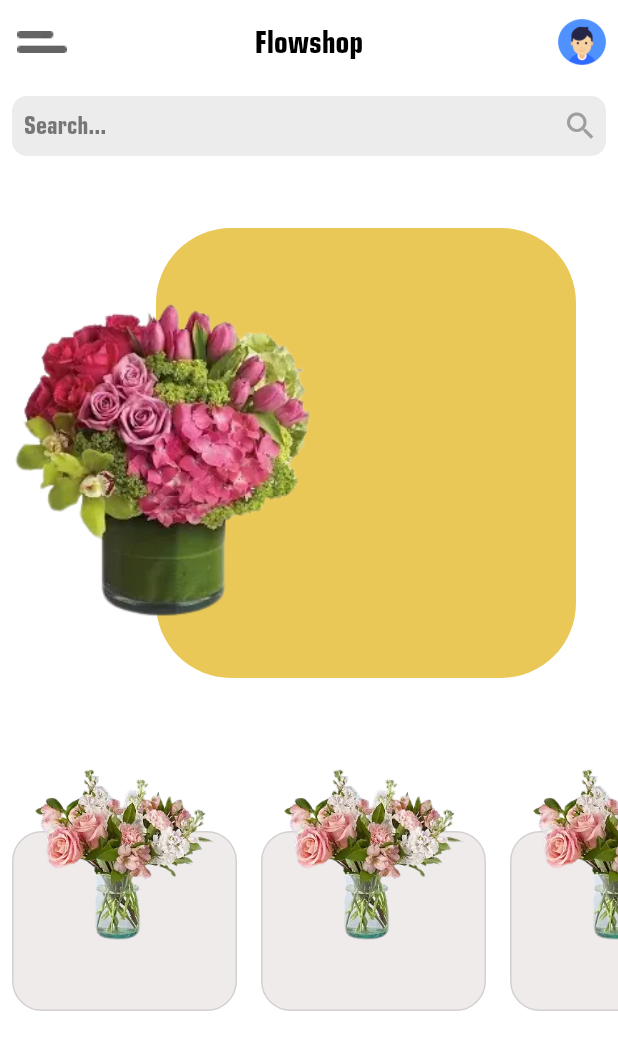
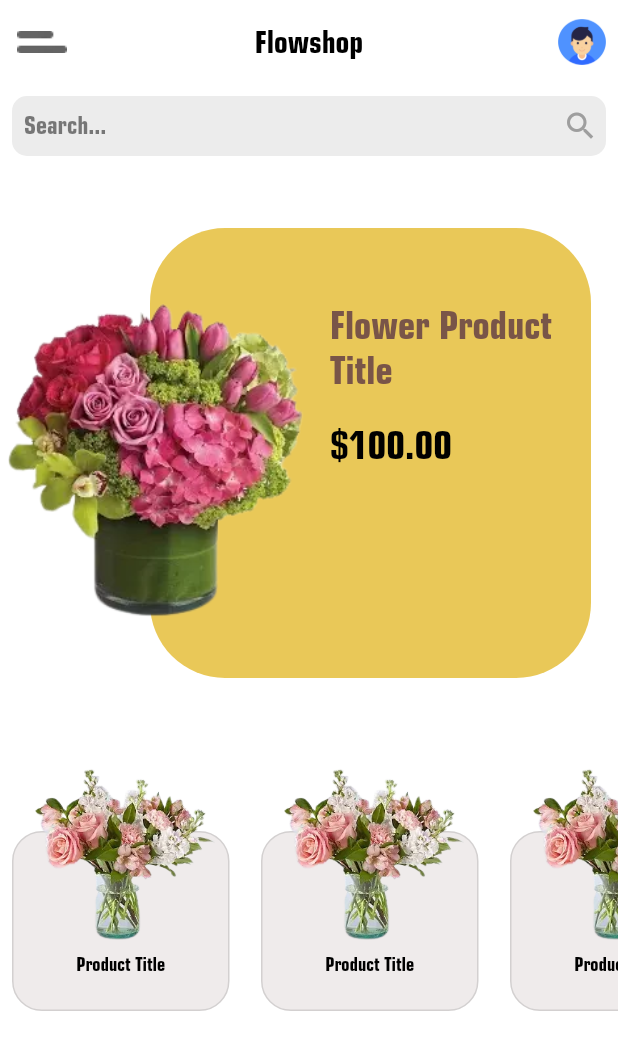
Before and after one commit to bhargav-vagadiya/flowshop, a Flutter app: the Dashboard screen opened directly, on a phone screen of 412 x 824 dp. Shown: the top 1050 px of the screen. Run offline on Flutter 3.47's test engine with Material 2 defaults, Android fonts, the phone set to English and light mode, and no system bars; our stand-ins replace fluttertoast, geocoding, get, location, shared_preferences, sqflite; accounts and stored records are empty.

Commit message:
Update 22-07-2022

```diff
--- a/lib/Home/Dashboard.dart
+++ b/lib/Home/Dashboard.dart
@@ -1,3 +1,5 @@
+import 'dart:ui';
+
 import 'package:flowshop/Constants/Constant.dart';
 import 'package:flowshop/Home/MyDrawer.dart';
 import 'package:flowshop/Home/Search.dart';
@@ -110,31 +112,73 @@ class _DashboardState extends State<Dashboard> {
               child: Stack(
                 children: [
                   Padding(
-                    padding: const EdgeInsets.only(right: 20.0),
+                    padding: const EdgeInsets.only(right: 10.0, left: 100),
                     child: Align(
                         alignment: Alignment.topRight,
                         child: Container(
                           height: 300,
-                          width: 280,
+                          width: MediaQuery.of(context).size.width,
                           decoration: BoxDecoration(
                               color: creamColor,
                               borderRadius: BorderRadius.circular(50)),
+                          child: Row(
+                            children: [
+                              SizedBox(
+                                width: 120,
+                              ),
+                              Flexible(
+                                child: Padding(
+                                  padding: const EdgeInsets.only(top: 50.0),
+                                  child: Column(
+                                    crossAxisAlignment: CrossAxisAlignment.start,
+                                    children: const [
+                                      Text(
+                                        "Flower Product Title",
+                                        maxLines: 3,
+                                        softWrap: true,
+                                        style: TextStyle(
+                                            color: Colors.brown,
+                                            fontWeight: FontWeight.bold,
+                                            fontSize: 25),
+                                        overflow: TextOverflow.ellipsis,
+                                      ),
+                                      SizedBox(height: 20,),
+                                      Text(
+                                        "\$100.00",
+                                        style: TextStyle(
+                                            color: Colors.black,
+                                            fontSize: 25),
+                                        textAlign: TextAlign.left,
+                                      )
+                                    ],
+                                  ),
+                                ),
+                              )
+                            ],
+                          ),
                         )),
                   ),
-                  Padding(
-                    padding: const EdgeInsets.only(top: 50.0,left: 5),
-                    child: Align(alignment: Alignment.centerLeft,child:  Container(
-                      height: 210,
-                      width: 210,
-                      decoration: BoxDecoration(
-                          borderRadius: BorderRadius.circular(50)),
-                      child: Image.asset("images/products/product2.webp"),
-                    ),),
+                  Positioned(
+                    left: 5,
+                    top: 50,
+                    child: Align(
+                      alignment: Alignment.centerLeft,
+                      child: Container(
+                        height: 210,
+                        width: 200,
+                        decoration: BoxDecoration(
+                            borderRadius: BorderRadius.circular(50)),
+                        child: Image.asset("images/products/product2.webp",
+                            fit: BoxFit.cover),
+                      ),
+                    ),
                   )
                 ],
               ),
             ),
-            const SizedBox(height: 50,),
+            const SizedBox(
+              height: 50,
+            ),
             SizedBox(
               height: 180,
               child: ListView.builder(
@@ -150,9 +194,32 @@ class _DashboardState extends State<Dashboard> {
                           child: Align(
                             alignment: Alignment.bottomCenter,
                             child: Container(
+                              padding: EdgeInsets.only(left: 20, right: 20),
                               height: 120,
-                              width: 150,
-                              decoration: BoxDecoration(color: homeproduct,border: Border.all(color: homeProductBorderColor),borderRadius: BorderRadius.circular(20)),
+                              width: 145,
+                              decoration: BoxDecoration(
+                                  color: homeproduct,
+                                  border:
+                                      Border.all(color: homeProductBorderColor),
+                                  borderRadius: BorderRadius.circular(20)),
+                              child: Column(
+                                children: const [
+                                  SizedBox(
+                                    height: 80,
+                                  ),
+                                  Expanded(
+                                      child: Text(
+                                    "Product Title",
+                                    style: TextStyle(
+                                        color: Colors.black,
+                                        fontWeight: FontWeight.bold,
+                                        fontSize: 12),
+                                    textAlign: TextAlign.start,
+                                    maxLines: 2,
+                                    overflow: TextOverflow.ellipsis,
+                                  ))
+                                ],
+                              ),
                             ),
                           ),
                         ),
@@ -163,7 +230,8 @@ class _DashboardState extends State<Dashboard> {
                             child: Container(
                               height: 120,
                               width: 150,
-                              child: Image.asset("images/products/product3.webp"),
+                              child:
+                                  Image.asset("images/products/product3.webp"),
                             ),
                           ),
                         ),
```
